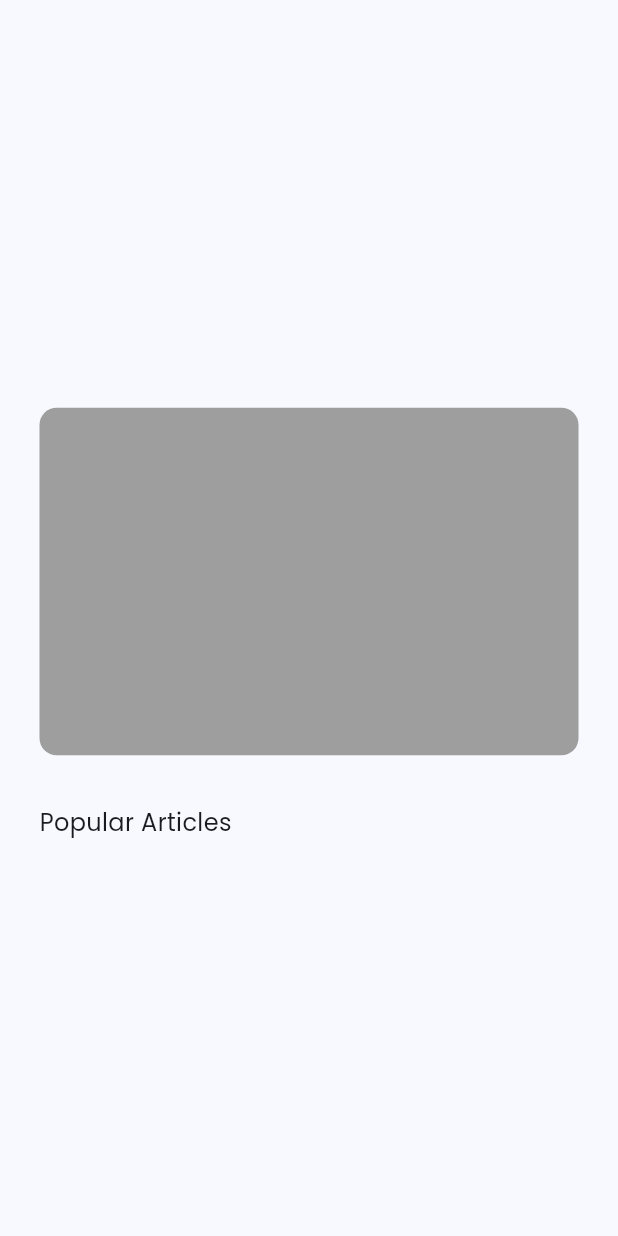
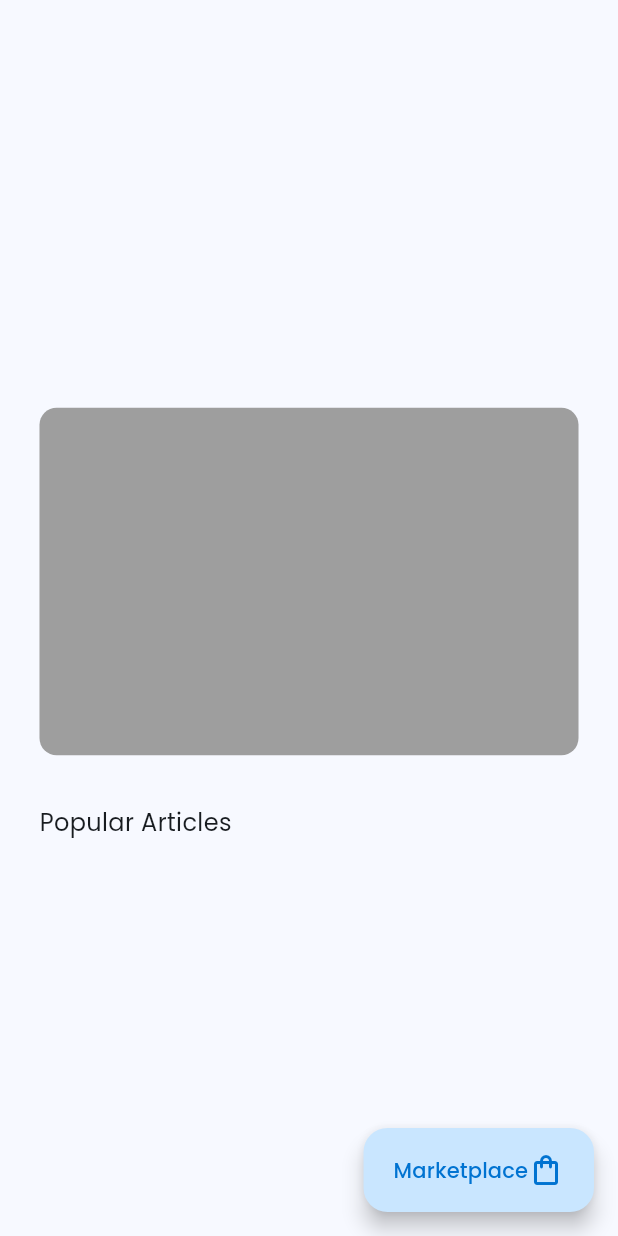
Before and after one commit to altmxx/aquaniti, a Flutter app: the HomeScreen screen opened by its route, on a phone screen of 412 x 824 dp. Run offline on Flutter 3.47's test engine with Material 3 defaults, Android fonts, the phone set to English and light mode, and no system bars; our stand-ins replace camera, cloud_firestore, firebase_auth, firebase_core, firebase_storage, fl_chart and 6 more; missing offline and left inert: flutter_tflite, flutter_web_browser; accounts and stored records are empty; generated files the repository leaves out were written again; network calls fail; project files that could hold a hidden picture were left out.

Commit message:
Refactor home screen layout

```diff
--- a/lib/features/home/screens/home_screen.dart
+++ b/lib/features/home/screens/home_screen.dart
@@ -82,6 +82,23 @@
             ],
           ),
         ),
-    ));
+      ),
+      floatingActionButton: FloatingActionButton.extended(
+          onPressed: () {},
+          label: const Row(
+            children: [
+              Text(
+                "Marketplace",
+                style: TextStyle(
+                  color: Color.fromARGB(255, 0, 115, 209),
+                ),
+              ),
+              Icon(
+                Icons.shopping_bag_outlined,
+                color: Color.fromARGB(255, 0, 115, 209),
+              )
+            ],
+          )),
+    );
   }
 }
```
Lines whose indentation alone changed are shown as unchanged.
